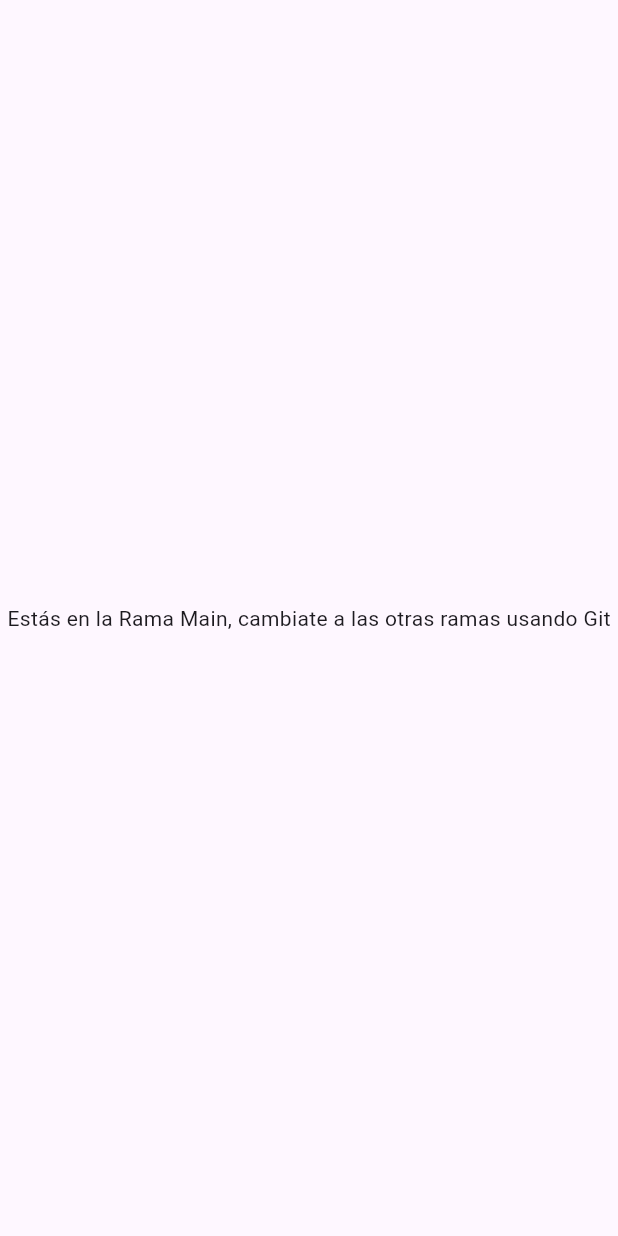
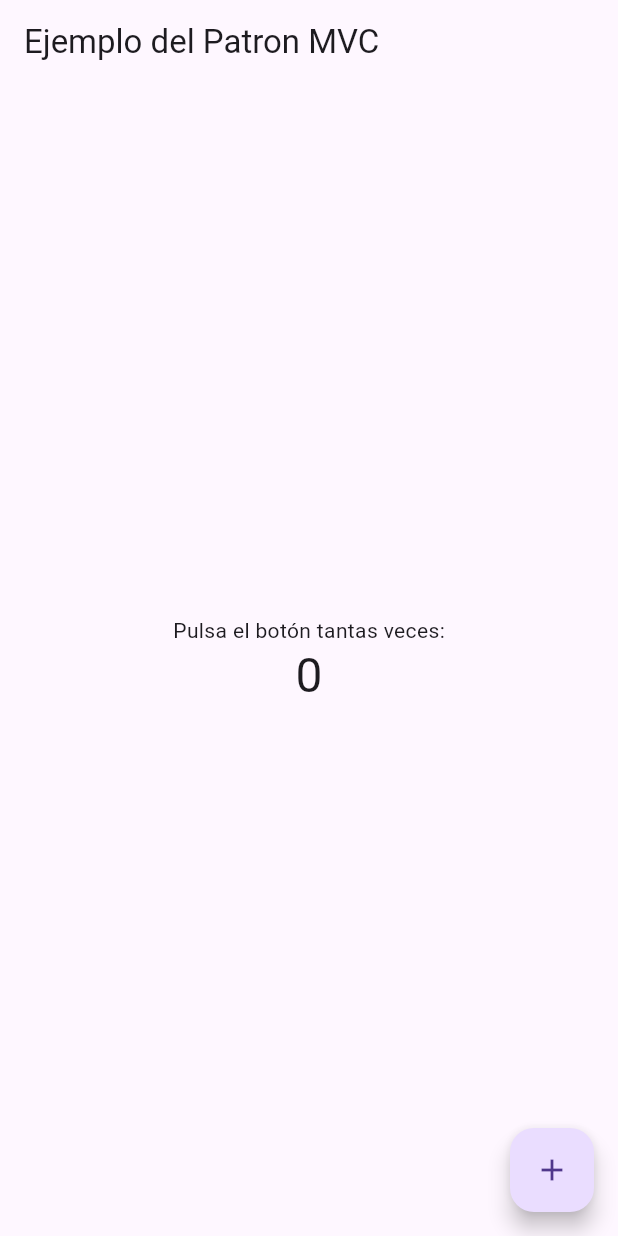
Before and after one commit to narmeshit/patterns, a Flutter app: the screen it shows after launch, on a phone screen of 412 x 824 dp. Run offline on Flutter 3.47's test engine with Material 3 defaults, Android fonts, the light colour scheme and no system bars.

Commit message:
agregando la rama mvc

```diff
--- /dev/null
+++ b/lib/components/controller.dart
@@ -0,0 +1,29 @@
+import 'package:flutter/material.dart';
+
+import 'model.dart';
+import 'view.dart';
+
+class CounterController extends StatefulWidget {
+  const CounterController({super.key});
+
+  @override
+  State<CounterController> createState() => _CounterControllerState();
+}
+
+class _CounterControllerState extends State<CounterController> {
+  final CounterModel _model = CounterModel();
+
+  void _incrementCounter() {
+    setState(() {
+      _model.incrementCounter();
+    });
+  }
+
+  @override
+  Widget build(BuildContext context) {
+    return CounterView(
+      counter: _model.counter,
+      onIncrement: _incrementCounter,
+    );
+  }
+}
--- /dev/null
+++ b/lib/components/model.dart
@@ -0,0 +1,9 @@
+class CounterModel {
+  int _counter = 0;
+
+  int get counter => _counter;
+
+  void incrementCounter() {
+    _counter++;
+  }
+}
--- /dev/null
+++ b/lib/components/view.dart
@@ -0,0 +1,38 @@
+import 'package:flutter/material.dart';
+
+class CounterView extends StatelessWidget {
+  final int counter;
+  final VoidCallback onIncrement;
+
+  const CounterView({
+    super.key,
+    required this.counter,
+    required this.onIncrement,
+  });
+
+  @override
+  Widget build(BuildContext context) {
+    return Scaffold(
+      appBar: AppBar(
+        title: const Text('Ejemplo del Patron MVC'),
+      ),
+      body: Center(
+        child: Column(
+          mainAxisAlignment: MainAxisAlignment.center,
+          children: [
+            const Text('Pulsa el botón tantas veces:'),
+            Text(
+              '$counter',
+              style: Theme.of(context).textTheme.headlineLarge,
+            ),
+          ],
+        ),
+      ),
+      floatingActionButton: FloatingActionButton(
+        onPressed: onIncrement,
+        tooltip: 'Incrementar',
+        child: const Icon(Icons.add),
+      ),
+    );
+  }
+}
--- a/lib/main.dart
+++ b/lib/main.dart
@@ -1,4 +1,6 @@
 import 'package:flutter/material.dart';
+
+import 'components/controller.dart';
 
 void main() {
   runApp(const MainApp());
@@ -10,11 +12,8 @@ class MainApp extends StatelessWidget {
   @override
   Widget build(BuildContext context) {
     return const MaterialApp(
-      home: Scaffold(
-        body: Center(
-          child: Text('Estás en la Rama Main, cambiate a las otras ramas usando Git'),
-        ),
-      ),
+      debugShowCheckedModeBanner: false,
+      home: CounterController(),
     );
   }
 }
```
Also changed, not shown: 1 other file.
